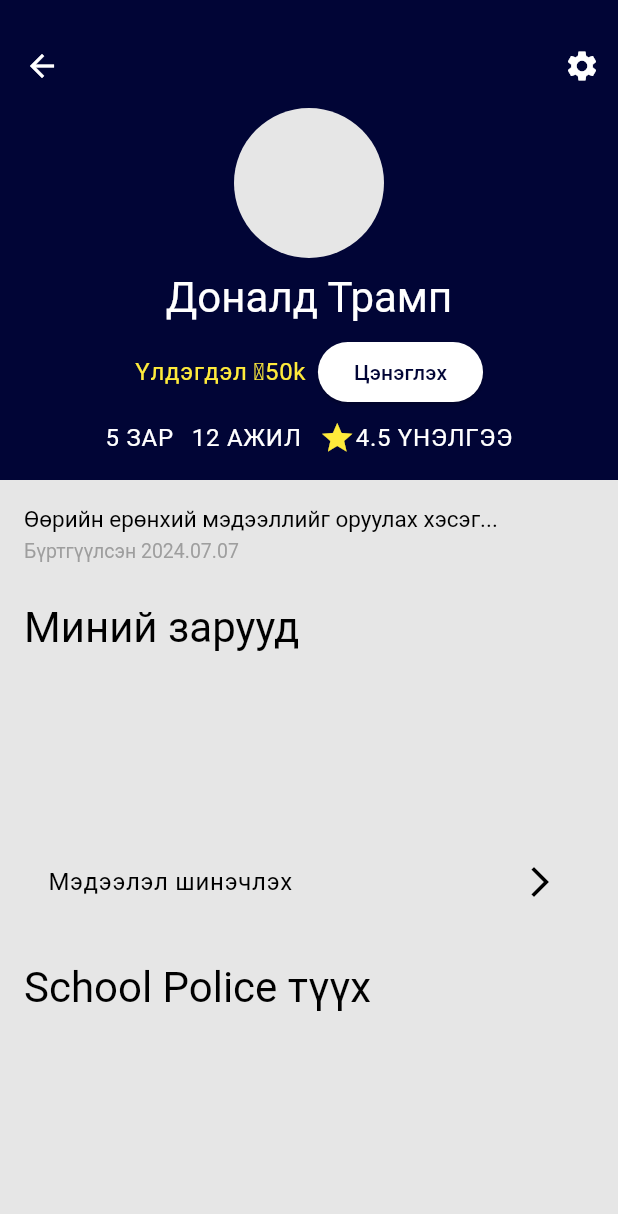
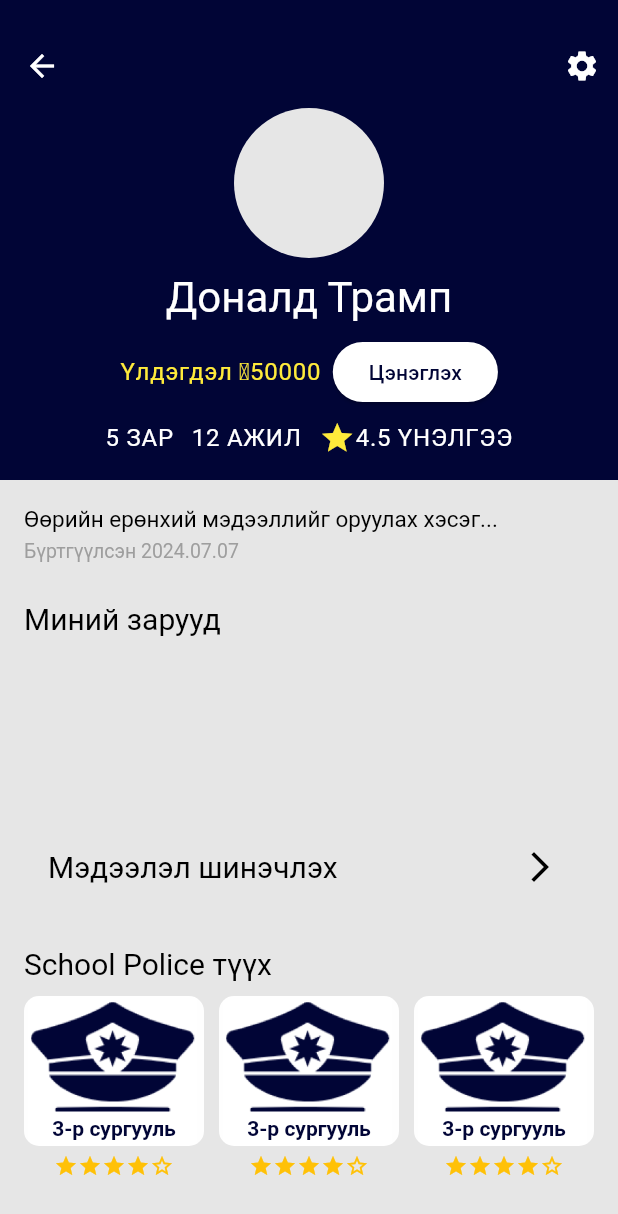
Before and after one commit to imthewolverine/schoolPolice, a Flutter app: the ProfileScreen screen opened directly, on a phone screen of 412 x 824 dp. Shown: the top 1214 px of the screen. Run offline on Flutter 3.47's test engine with Material 3 defaults, Android fonts, the phone set to English and light mode, and no system bars; our stand-ins replace equatable, flutter_bloc, flutter_secure_storage, sqflite; accounts and stored records are empty; network calls fail.

Commit message:
profile request etc

```diff
--- a/lib/lib/models/ad.dart
+++ /dev/null
@@ -1 +0,0 @@
-// TODO Implement this library.
--- a/lib/screens/profile_screen/profile_screen.dart
+++ b/lib/screens/profile_screen/profile_screen.dart
@@ -1,4 +1,6 @@
 import 'package:flutter/material.dart';
+import 'package:school_police/screens/settings_screen/settings_screen.dart';
+import 'package:school_police/widgets/school_police_history_card.dart';
 
 class ProfileScreen extends StatelessWidget {
   const ProfileScreen({super.key});
@@ -31,7 +33,12 @@
                       icon: Icon(Icons.settings,
                           color: theme.colorScheme.onPrimary),
                       onPressed: () {
-                        // Handle settings
+                        Navigator.push(
+                          context,
+                          MaterialPageRoute(
+                            builder: (context) => SettingsScreen(),
+                          ),
+                        );
                       },
                     ),
                   ],
@@ -62,7 +69,7 @@
                     ),
                     const SizedBox(width: 4),
                     Text(
-                      '₮50k',
+                      '₮50000',
                       style: theme.textTheme.bodyLarge?.copyWith(
                         color: Colors.yellow,
                       ),
@@ -143,10 +150,9 @@
                   ListTile(
                     title: Text(
                       'Мэдээлэл шинэчлэх',
-                      style: theme.textTheme.bodyLarge?.copyWith(
-                        color: theme.colorScheme
-                            .onSurface, // Text color based on surface
-                      ),
+                      style: theme.textTheme.headlineMedium
+                          ?.copyWith(fontSize: 20 // Text color based on surface
+                              ),
                     ),
                     trailing: Icon(Icons.arrow_forward_ios,
                         color: theme.colorScheme.onSurface),
@@ -158,7 +164,37 @@
 
                   // "School Police түүх" section with cards
                   _buildSectionHeader('School Police түүх', theme),
-                  _buildHorizontalCardList(theme),
+                  SingleChildScrollView(
+                    scrollDirection: Axis.horizontal,
+                    child: Row(
+                      children: [
+                        SchoolPoliceHistoryCard(
+                          schoolName: '3-р сургууль',
+                          rating: 4,
+                        ),
+                        const SizedBox(width: 10),
+                        SchoolPoliceHistoryCard(
+                          schoolName: '3-р сургууль',
+                          rating: 4,
+                        ),
+                        const SizedBox(width: 10),
+                        SchoolPoliceHistoryCard(
+                          schoolName: '3-р сургууль',
+                          rating: 4,
+                        ),
+                        const SizedBox(width: 10),
+                        SchoolPoliceHistoryCard(
+                          schoolName: '3-р сургууль',
+                          rating: 4,
+                        ),
+                        const SizedBox(width: 10),
+                        SchoolPoliceHistoryCard(
+                          schoolName: '3-р сургууль',
+                          rating: 4,
+                        ),
+                      ],
+                    ),
+                  ),
                 ],
               ),
             ),
@@ -174,7 +210,7 @@
       child: Text(
         title,
         style: theme.textTheme.headlineMedium?.copyWith(
-          color: theme.colorScheme.onSurface, // Use surface color for text
+          fontSize: 20, // Use surface color for text
         ),
       ),
     );
--- /dev/null
+++ b/lib/widgets/school_police_history_card.dart
@@ -0,0 +1,66 @@
+import 'package:flutter/material.dart';
+
+class SchoolPoliceHistoryCard extends StatelessWidget {
+  final String schoolName;
+  final int rating;
+  final int maxRating;
+
+  const SchoolPoliceHistoryCard({
+    Key? key,
+    required this.schoolName,
+    this.rating = 4,
+    this.maxRating = 5,
+  }) : super(key: key);
+
+  @override
+  Widget build(BuildContext context) {
+    final theme = Theme.of(context);
+
+    return Column(
+      children: [
+        Container(
+          width: 120,
+          height: 100,
+          decoration: BoxDecoration(
+            color: theme.colorScheme.surface,
+            borderRadius: BorderRadius.circular(10),
+            image: const DecorationImage(
+              image: AssetImage('assets/images/logo_white_noword.png'),
+              fit: BoxFit.cover,
+            ),
+          ),
+          child: Align(
+            alignment: Alignment.bottomCenter,
+            child: Container(
+              color: Colors.white, // Background for text
+              padding:
+                  const EdgeInsets.symmetric(vertical: 2.0, horizontal: 4.0),
+              child: Text(
+                schoolName,
+                style: theme.textTheme.headlineSmall?.copyWith(
+                  fontSize: 14,
+                  fontWeight: FontWeight.bold,
+                  color: theme.colorScheme.primary,
+                ),
+                textAlign: TextAlign.center,
+              ),
+            ),
+          ),
+        ),
+        const SizedBox(height: 5),
+        Row(
+          mainAxisAlignment: MainAxisAlignment.center,
+          children: List.generate(
+            maxRating,
+            (index) => Icon(
+              index < rating ? Icons.star : Icons.star_border,
+              color: Colors.amber,
+              size: 16,
+            ),
+          ),
+        ),
+        const SizedBox(height: 5),
+      ],
+    );
+  }
+}
```
Also changed, not shown: lib/screens/notification_screen/notification_screen.dart (+42 -23 lines), lib/screens/profile_request_screen/profile_request_screen.dart (added, +231 -0 lines), lib/screens/settings_screen/settings_screen.dart (added, +84 -0 lines), lib/widgets/ad_card.dart (+4 -4 lines), lib/widgets/notification_card.dart (+10 -5 lines), lib/screens/profile_request_screen/profile_request_bloc.dart (added), lib/screens/profile_request_screen/profile_request_event.dart (added), lib/screens/profile_request_screen/profile_request_state.dart (added), lib/screens/settings_screen/settings_bloc.dart (added), lib/screens/settings_screen/settings_event.dart (added), lib/screens/settings_screen/settings_state.dart (added).
